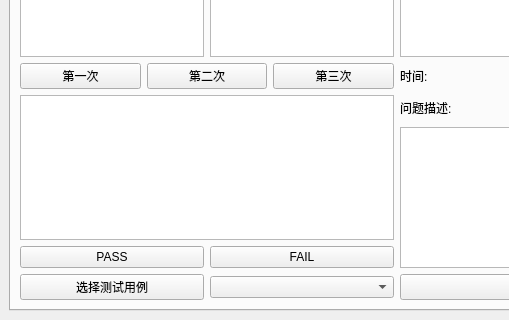
The window that Ui/recordinfo.ui (xiaochen19v587/RecordBug) describes before a commit, drawn with Qt 5; both pictures show x 0 to 509 and y 334 to 654 of the 794 by 654 pixel window.
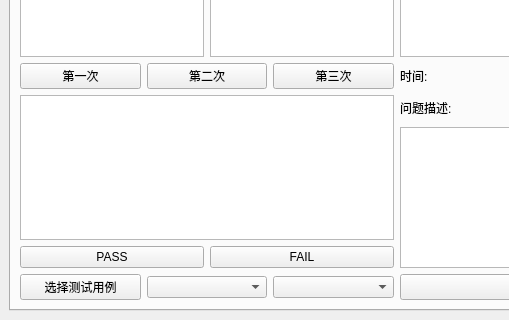
The same window after the commit. The open tabs and pages were chosen to show the change.

Diff of the .ui file:
```diff
--- a/Ui/recordinfo.ui
+++ b/Ui/recordinfo.ui
@@ -439,6 +439,12 @@
               <item>
                <widget class="QComboBox" name="comboBox"/>
               </item>
+              <item>
+               <widget class="QComboBox" name="comboBox_5">
+                <item>
+                </item>
+               </widget>
+              </item>
              </layout>
             </item>
             <item>
```
Left out of the diff: 3 changed lines with no effect on the pictures.
